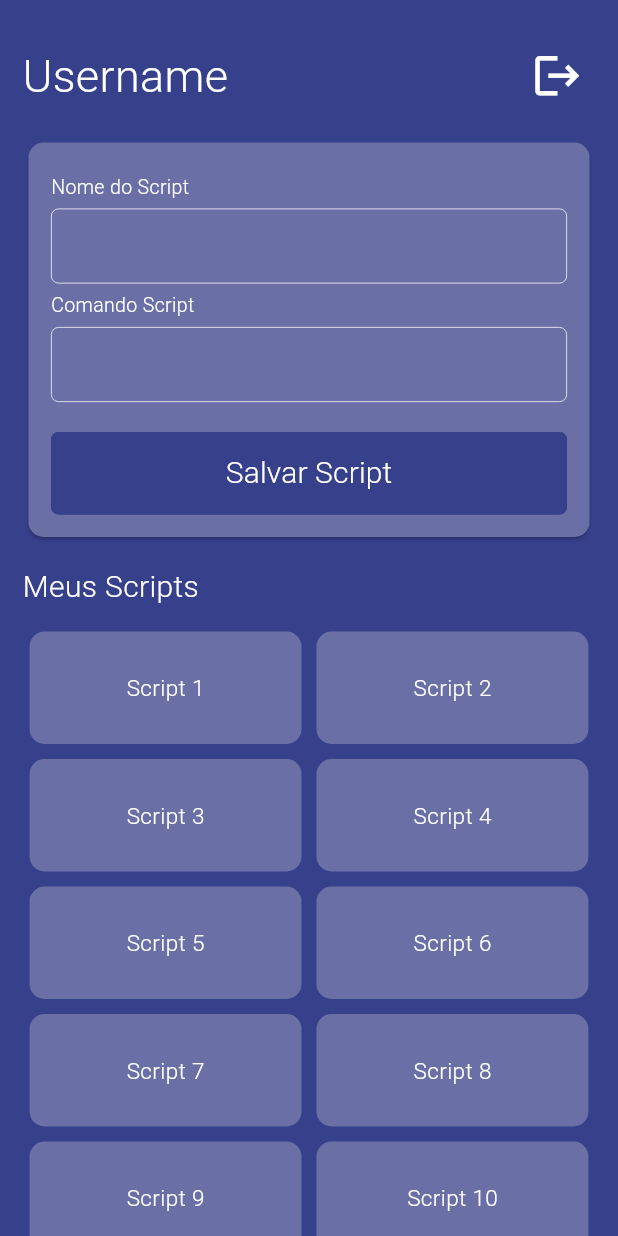
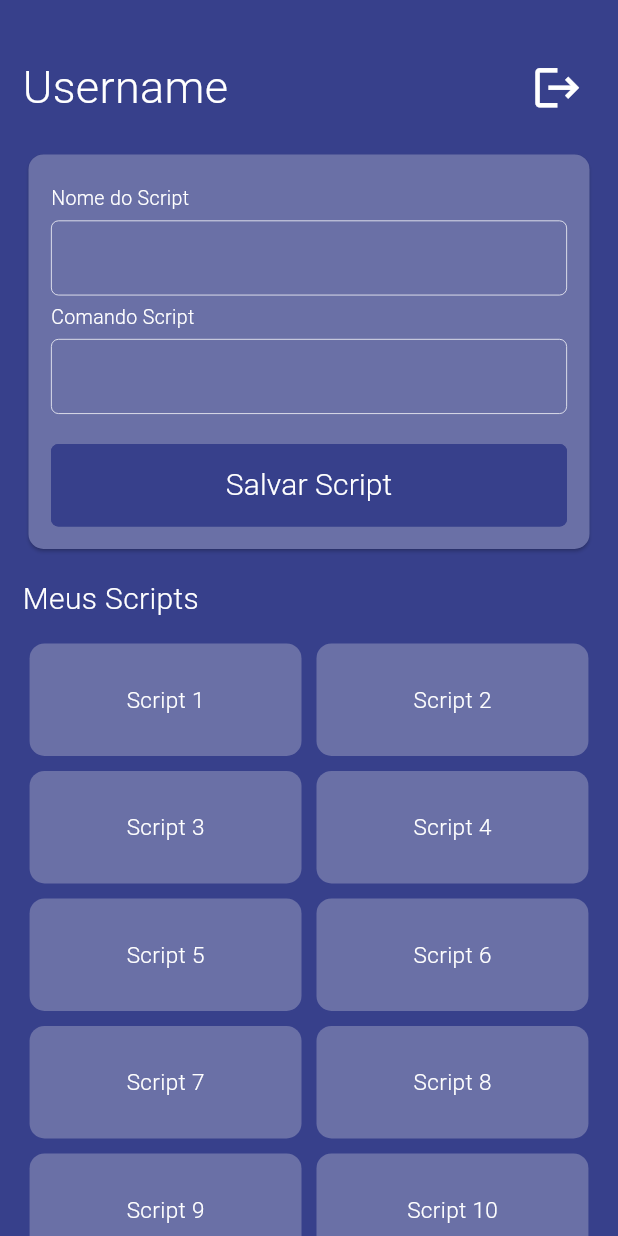
Before and after one commit to JrAiruf/mcs, a Flutter app: the HomePage screen opened by its route, on a phone screen of 412 x 824 dp. Run offline on Flutter 3.47's test engine with Material 3 defaults, Android fonts, the phone set to English and light mode, and no system bars; our stand-ins replace dartz, flutter_bloc, flutter_modular; missing offline and left inert: dartssh2.

Commit message:
Minifying file paths

```diff
--- a/lib/main.dart
+++ b/lib/main.dart
@@ -1,8 +1,6 @@
-import 'package:mcs/src/app_module.dart';
 import 'package:mcs/src/imports.dart';
 
 void main() {
-  WidgetsFlutterBinding.ensureInitialized();
   runApp(
     ModularApp(
       module: AppModule(),
--- a/lib/src/modules/auth/auth_module.dart
+++ b/lib/src/modules/auth/auth_module.dart
@@ -1,4 +1,5 @@
 import 'package:mcs/src/imports.dart';
+export 'package:mcs/src/modules/auth/auth_imports.dart';
 
 class AuthModule extends Module {
   @override
--- a/lib/src/modules/auth/domain/usecases/login.dart
+++ b/lib/src/modules/auth/domain/usecases/login.dart
@@ -1,6 +1,5 @@
 import 'package:dartz/dartz.dart';
 import 'package:mcs/src/imports.dart';
-import 'package:mcs/src/modules/auth/infra/interfaces/iauth_repository.dart';
 
 class Login {
   Login(IAuthRepository repository) : _repository = repository;
--- a/lib/src/modules/auth/external/ssh_auth_datasource.dart
+++ b/lib/src/modules/auth/external/ssh_auth_datasource.dart
@@ -1,3 +1,4 @@
+// ignore_for_file: unused_catch_clause
 import '../auth_imports.dart';
 
 final class SSHAuthDatasource implements ISSHAuthDatasource {
--- a/lib/src/modules/home/home_imports.dart
+++ b/lib/src/modules/home/home_imports.dart
@@ -1 +1,2 @@
-export 'package:mcs/src/shared/components/text_field_label.dart';
+export '../home/home_imports.dart';
+export 'package:mcs/src/modules/home/presenter/pages/home_page.dart';
--- a/lib/src/modules/home/home_module.dart
+++ b/lib/src/modules/home/home_module.dart
@@ -1,9 +1,9 @@
 import 'package:mcs/src/imports.dart';
-import 'package:mcs/src/modules/home/presenter/pages/home_page.dart';
+export '../home/home_imports.dart';
 
 class HomeModule extends Module {
   @override
   void routes(RouteManager r) {
-r.child("/", child: (_)=> const HomePage());
+    r.child("/", child: (_) => const HomePage());
   }
 }
--- a/lib/src/modules/home/presenter/pages/home_page.dart
+++ b/lib/src/modules/home/presenter/pages/home_page.dart
@@ -10,6 +10,7 @@ class HomePage extends StatefulWidget {
 class _HomePageState extends State<HomePage> {
   @override
   Widget build(BuildContext context) {
+    final height = MediaQuery.sizeOf(context).height;
     return Scaffold(
       body: Container(
         height: double.infinity,
@@ -21,7 +22,7 @@ class _HomePageState extends State<HomePage> {
             child: Column(
               crossAxisAlignment: CrossAxisAlignment.start,
               children: [
-                const SizedBox(height: 25),
+                SizedBox(height: height * 0.04),
                 Row(
                   mainAxisAlignment: MainAxisAlignment.spaceBetween,
                   children: [
@@ -44,35 +45,7 @@ class _HomePageState extends State<HomePage> {
                   ],
                 ),
                 const SizedBox(height: 15),
-                SizedBox(
-                  width: double.infinity,
-                  child: Card(
-                    color: AppThemes.secondaryColor,
-                    shape: RoundedRectangleBorder(
-                      borderRadius: BorderRadius.circular(10),
-                    ),
-                    child: Padding(
-                      padding: const EdgeInsets.symmetric(
-                          vertical: 15, horizontal: 15),
-                      child: Column(
-                        mainAxisAlignment: MainAxisAlignment.center,
-                        crossAxisAlignment: CrossAxisAlignment.start,
-                        children: [
-                          const TextFieldLabel(label: "Nome do Script"),
-                          AppTextField(),
-                          const TextFieldLabel(label: "Comando Script"),
-                          AppTextField(),
-                          const SizedBox(height: 20),
-                          const AppButton(
-                            backgroundColor: AppThemes.primaryColor,
-                            text: "Salvar Script",
-                            primaryColor: AppThemes.contrastColor,
-                          ),
-                        ],
-                      ),
-                    ),
-                  ),
-                ),
+                const CreateScriptForm(),
                 const SizedBox(height: 15),
                 const Text(
                   "Meus Scripts",
--- /dev/null
+++ b/lib/src/modules/script/domain/entities/script.dart
@@ -0,0 +1,12 @@
+// ignore_for_file: public_member_api_docs, sort_constructors_first
+class Script {
+  String? name;
+  String? command;
+  bool? running;
+
+  Script({
+    this.name,
+    this.command,
+    this.running,
+  });
+}
--- /dev/null
+++ b/lib/src/modules/script/presenter/components/create_script_form.dart
@@ -0,0 +1,37 @@
+import '../../../../imports.dart';
+
+class CreateScriptForm extends StatelessWidget {
+  const CreateScriptForm({super.key});
+
+  @override
+  Widget build(BuildContext context) {
+    return SizedBox(
+      width: double.infinity,
+      child: Card(
+        color: AppThemes.secondaryColor,
+        shape: RoundedRectangleBorder(
+          borderRadius: BorderRadius.circular(10),
+        ),
+        child: Padding(
+          padding: const EdgeInsets.symmetric(vertical: 15, horizontal: 15),
+          child: Column(
+            mainAxisAlignment: MainAxisAlignment.center,
+            crossAxisAlignment: CrossAxisAlignment.start,
+            children: [
+              const TextFieldLabel(label: "Nome do Script"),
+              AppTextField(),
+              const TextFieldLabel(label: "Comando Script"),
+              AppTextField(),
+              const SizedBox(height: 20),
+              const AppButton(
+                backgroundColor: AppThemes.primaryColor,
+                text: "Salvar Script",
+                primaryColor: AppThemes.contrastColor,
+              ),
+            ],
+          ),
+        ),
+      ),
+    );
+  }
+}
--- /dev/null
+++ b/lib/src/modules/script/presenter/cubits/script_cubit.dart
@@ -0,0 +1,5 @@
+import '../../../../imports.dart';
+
+class ScriptCubit extends Cubit {
+  ScriptCubit(super.initialState);
+}
--- a/lib/src/modules/script/script_imports.dart
+++ b/lib/src/modules/script/script_imports.dart
@@ -1 +1,2 @@
 export 'package:mcs/src/modules/script/presenter/pages/script_page.dart';
+export 'package:mcs/src/modules/script/presenter/components/create_script_form.dart';
--- a/lib/src/modules/script/script_module.dart
+++ b/lib/src/modules/script/script_module.dart
@@ -1,4 +1,5 @@
 import 'package:mcs/src/imports.dart';
+export 'package:mcs/src/modules/script/script_imports.dart';
 
 class ScriptModule extends Module {
   @override
--- a/lib/src/modules/splash/splash_imports.dart
+++ b/lib/src/modules/splash/splash_imports.dart
@@ -1,4 +1,4 @@
-export 'package:mcs/src/modules/splash/splash_module.dart';
 export 'package:flutter/material.dart';
 export 'package:mcs/src/shared/themes/app_theme.dart';
+export 'package:mcs/src/modules/splash/views/splash_page.dart';
 export '../../imports.dart';
--- a/lib/src/modules/splash/splash_module.dart
+++ b/lib/src/modules/splash/splash_module.dart
@@ -1,9 +1,9 @@
 import 'package:mcs/src/imports.dart';
-import 'package:mcs/src/modules/splash/views/splash_page.dart';
+export '../splash/splash_imports.dart';
 
 class SplashModule extends Module {
   @override
   void routes(RouteManager r) {
-r.child("/", child: (_) => const SplashPage());
+    r.child("/", child: (_) => const SplashPage());
   }
 }
--- a/lib/src/modules/splash/views/splash_page.dart
+++ b/lib/src/modules/splash/views/splash_page.dart
@@ -13,7 +13,7 @@ class _SplashPageState extends State<SplashPage> {
     super.initState();
 
     Future.delayed(const Duration(seconds: 4)).then((value) {
-      Modular.to.navigate("/auth");
+      Modular.to.navigate("/auth/");
     });
   }
 
--- /dev/null
+++ b/lib/src/shared/shared_imports.dart
@@ -0,0 +1,5 @@
+export 'package:mcs/src/shared/error/base_exception.dart';
+export 'package:mcs/src/shared/components/logo_component.dart';
+export 'package:mcs/src/shared/components/app_text_field.dart';
+export 'package:mcs/src/shared/constants/server.dart';
+export 'package:mcs/src/shared/components/text_field_label.dart';
--- a/pubspec.yaml
+++ b/pubspec.yaml
@@ -17,7 +17,6 @@ dependencies:
   flutter_modular: ^6.3.2
   dartssh2: ^2.8.2
   dartz: ^0.10.1
-  path_provider: ^2.1.2
 
 dev_dependencies:
   flutter_test:
```
Also changed, not shown: lib/src/imports.dart (+11 -11 lines), lib/src/modules/script/domain/usecases/create_script.dart (added, +7 -0 lines), pubspec.lock.
